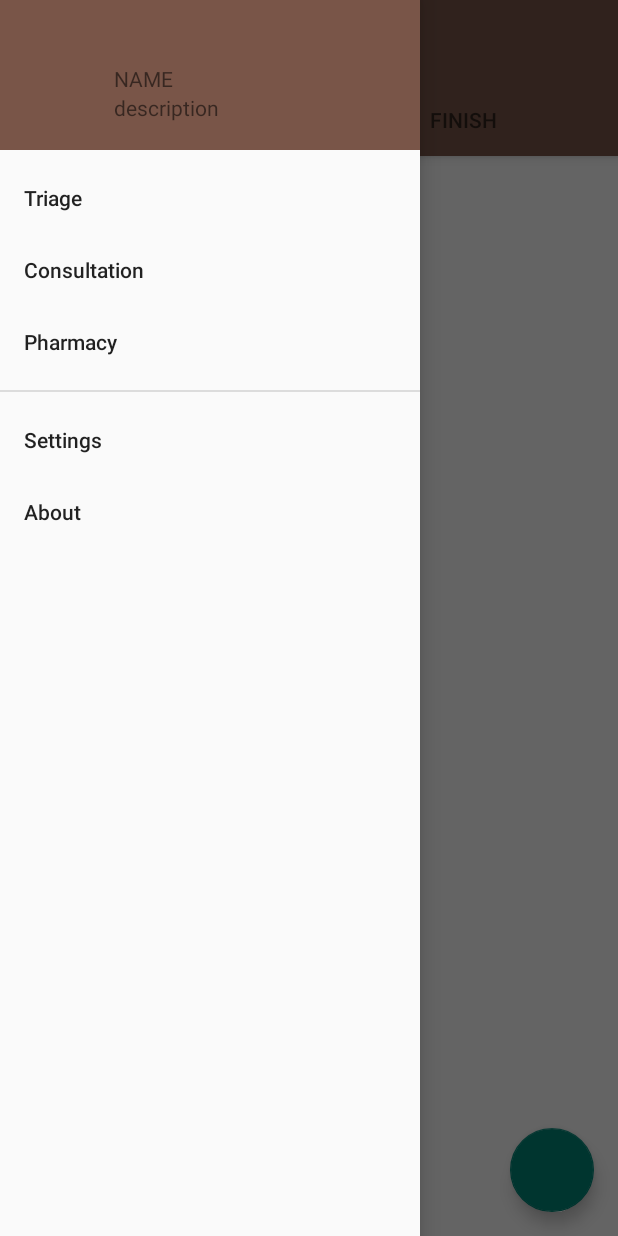
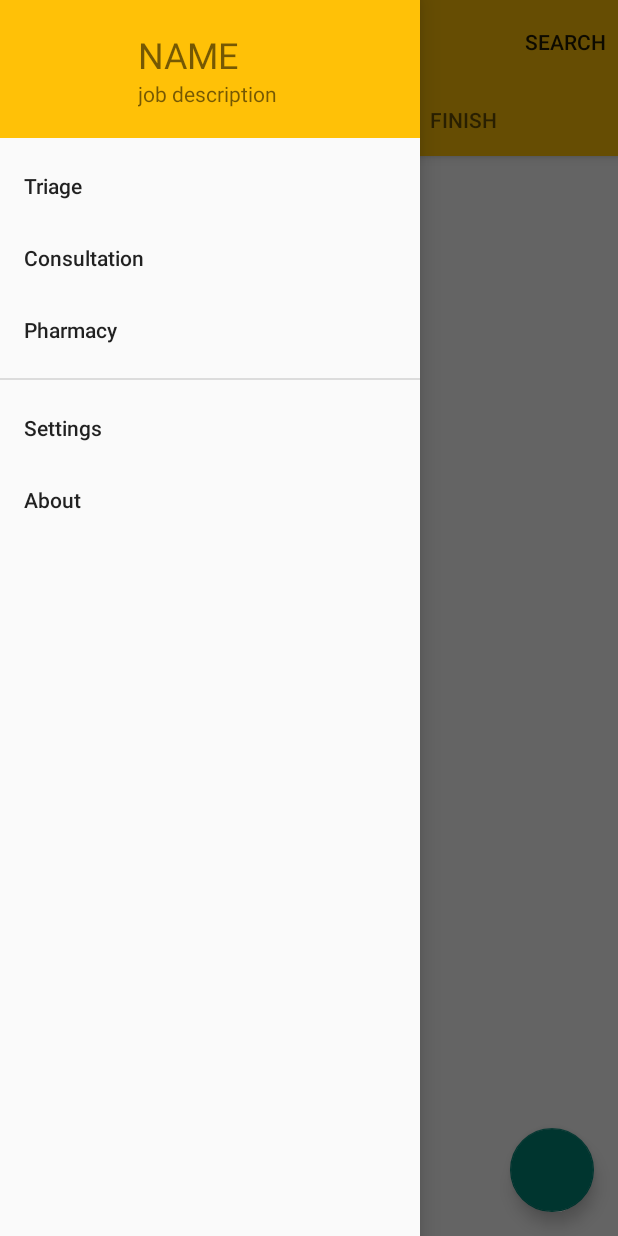
Before and after one commit to hkust1516csefyp43/ehr-android, an Android app: the screen it shows after launch (MainActivity), with the side drawer open, on a phone screen of 412 x 824 dp. Run offline under Robolectric (Android 15) with nearby library versions, the phone set to English and light mode, and no system bars; libraries missing offline, so code that uses them is left out: com.amulyakhare.textdrawable, com.melnykov.fab; plain views replace FloatingActionButton; 2 statements that could not run were skipped.

Commit message:
Fix: [Toolbar] UI change + transparent status bar

```diff
--- a/app/src/main/java/io/github/louistsaitszho/ehrtesting/MainActivity.java
+++ b/app/src/main/java/io/github/louistsaitszho/ehrtesting/MainActivity.java
@@ -20,7 +20,9 @@ public class MainActivity extends AppCompatActivity {
         setContentView(R.layout.activity_main);
 
         Toolbar tb = (Toolbar) findViewById(R.id.toolbar);
-        tb.setTitle(R.string.triage);
+        setSupportActionBar(tb);
+//        tb.setTitle(R.string.triage);
+        getSupportActionBar().setTitle(getResources().getString(R.string.triage));
         tb.setBackgroundColor(getResources().getColor(R.color.primary_color));
         tb.setCollapsible(true);
         tb.setSubtitle("Village name"); //TODO get it dynamically
@@ -42,6 +44,8 @@ public class MainActivity extends AppCompatActivity {
             ivProfilePic.setImageDrawable(drawable);    //You can't use Glide with set drawable image
         }
 
+        //TODO transparent status bar padding
+        //http://blog.raffaeu.com/archive/2015/04/11/android-and-the-transparent-status-bar.aspx
     }
 
     @Override
@@ -59,9 +63,9 @@ public class MainActivity extends AppCompatActivity {
         int id = item.getItemId();
 
         //noinspection SimplifiableIfStatement
-        if (id == R.id.action_settings) {
-            return true;
-        }
+//        if (id == R.id.action_settings) {
+//            return true;
+//        }
 
         return super.onOptionsItemSelected(item);
     }
--- a/app/src/main/res/layout/drawer_header.xml
+++ b/app/src/main/res/layout/drawer_header.xml
@@ -5,37 +5,38 @@
     android:layout_height="match_parent"
     android:background="@color/primary_color"
     android:orientation="vertical"
-    android:paddingTop="32dp">
+    android:paddingBottom="16dp"
+    android:paddingTop="16dp">
 
     <LinearLayout
         android:layout_width="match_parent"
         android:layout_height="match_parent"
-        android:orientation="horizontal"
-        android:paddingBottom="8dp">
+        android:orientation="horizontal">
 
         <ImageView
             android:id="@+id/iv_profile_pic"
             android:layout_width="60dp"
             android:layout_height="60dp"
             android:layout_gravity="center_vertical"
-            android:layout_marginLeft="8dp"/>
+            android:layout_marginLeft="16dp"
+            android:layout_marginRight="16dp"/>
 
         <LinearLayout
             android:layout_width="wrap_content"
             android:layout_height="wrap_content"
             android:layout_gravity="center_vertical"
-            android:layout_marginLeft="8dp"
             android:orientation="vertical">
 
             <TextView
                 android:layout_width="wrap_content"
                 android:layout_height="wrap_content"
-                android:text="NAME"/>
+                android:text="NAME"
+                android:textSize="24sp"/>
 
             <TextView
                 android:layout_width="wrap_content"
                 android:layout_height="wrap_content"
-                android:text="description"/>
+                android:text="job description"/>
         </LinearLayout>
     </LinearLayout>
 </LinearLayout>
--- a/app/src/main/res/menu/menu_main.xml
+++ b/app/src/main/res/menu/menu_main.xml
@@ -2,8 +2,13 @@
       xmlns:app="http://schemas.android.com/apk/res-auto"
       xmlns:tools="http://schemas.android.com/tools"
       tools:context=".MainActivity">
-    <item android:id="@+id/action_settings"
-          android:title="@string/action_settings"
-          android:orderInCategory="100"
-          app:showAsAction="never"/>
+    <!--<item android:id="@+id/action_settings"-->
+          <!--android:title="@string/action_settings"-->
+          <!--android:orderInCategory="100"-->
+          <!--app:showAsAction="ifRoom"/>-->
+      <item
+            android:id="@+id/action_search"
+            android:title="@string/action_search"
+            app:showAsAction="ifRoom"/>
+
 </menu>
--- a/app/src/main/res/values/strings.xml
+++ b/app/src/main/res/values/strings.xml
@@ -3,6 +3,7 @@
 
     <string name="hello_world">Hello world!</string>
     <string name="action_settings">Settings</string>
+    <string name="action_search">Search</string>
 
     <string name="triage">Triage</string>
     <string name="consultation">Consultation</string>
--- a/app/src/main/res/values/styles.xml
+++ b/app/src/main/res/values/styles.xml
@@ -3,6 +3,7 @@
     <!-- Base application theme. -->
     <style name="AppTheme" parent="Theme.AppCompat.Light.NoActionBar">
         <!-- Customize your theme here. -->
+        <item name="android:windowTranslucentStatus">true</item>
     </style>
 
 </resources>
--- a/app/src/main/res/values/values.xml
+++ b/app/src/main/res/values/values.xml
@@ -2,12 +2,12 @@
 <resources>
 
     <!--primary colors-->
-    <color name="primary_color">#795548</color>
-    <color name="primary_dark_color">#5D4037</color>
-    <color name="primary_light_color">#BCAAA4</color>
+    <color name="primary_color">#FFC107</color>
+    <color name="primary_dark_color">#FFA000</color>
+    <color name="primary_light_color">#FFE082</color>
     <!--accent colors-->
-    <color name="accent_color">#8BC34A</color>
-    <color name="accent_dark_color">#689F38</color>
-    <color name="accent_light_color">#C5E1A5</color>
+    <color name="accent_color">#F44336</color>
+    <color name="accent_dark_color">#D32F2F</color>
+    <color name="accent_light_color">#EF9A9A</color>
 
 </resources>
```
